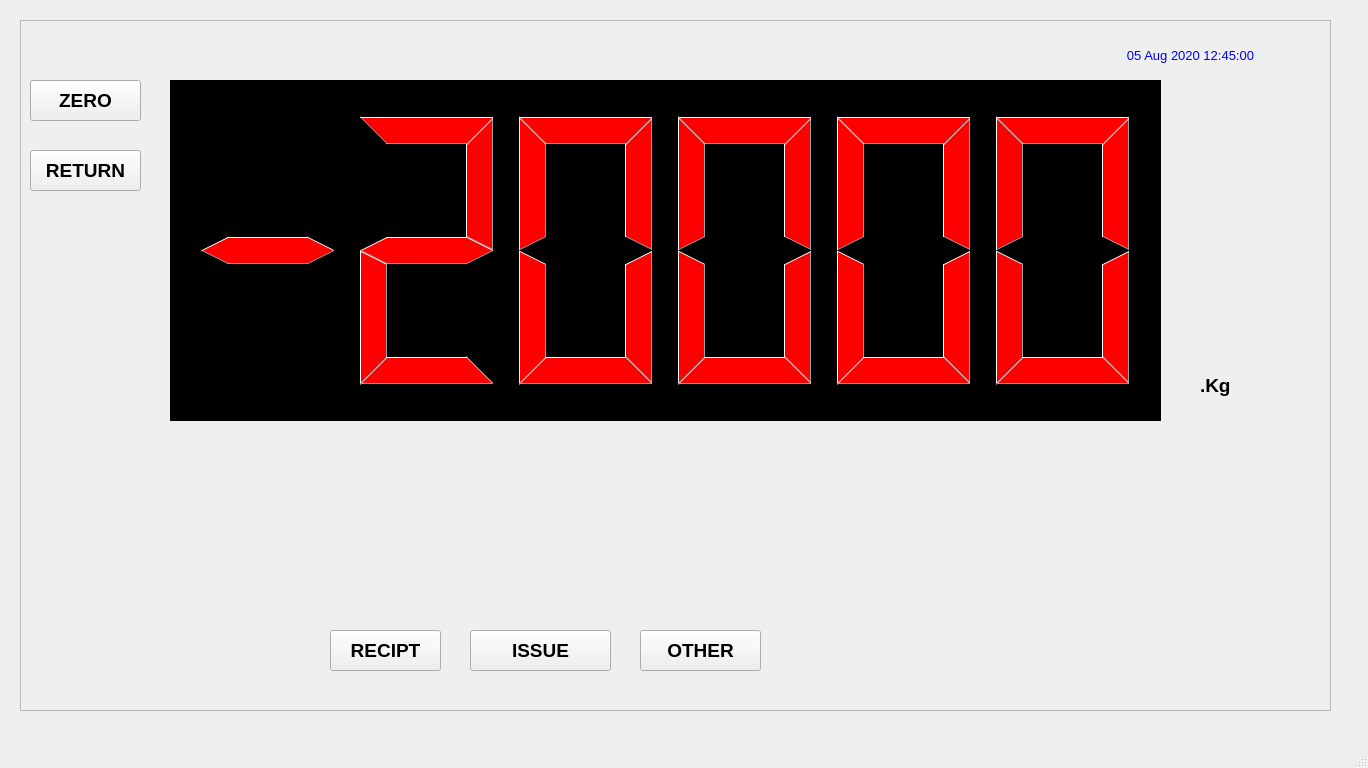
The window that FCI/ui/fci_04_batch_issues_submenu.ui (sanjaymanegit/testRepo) describes before a commit, drawn with Qt 5.
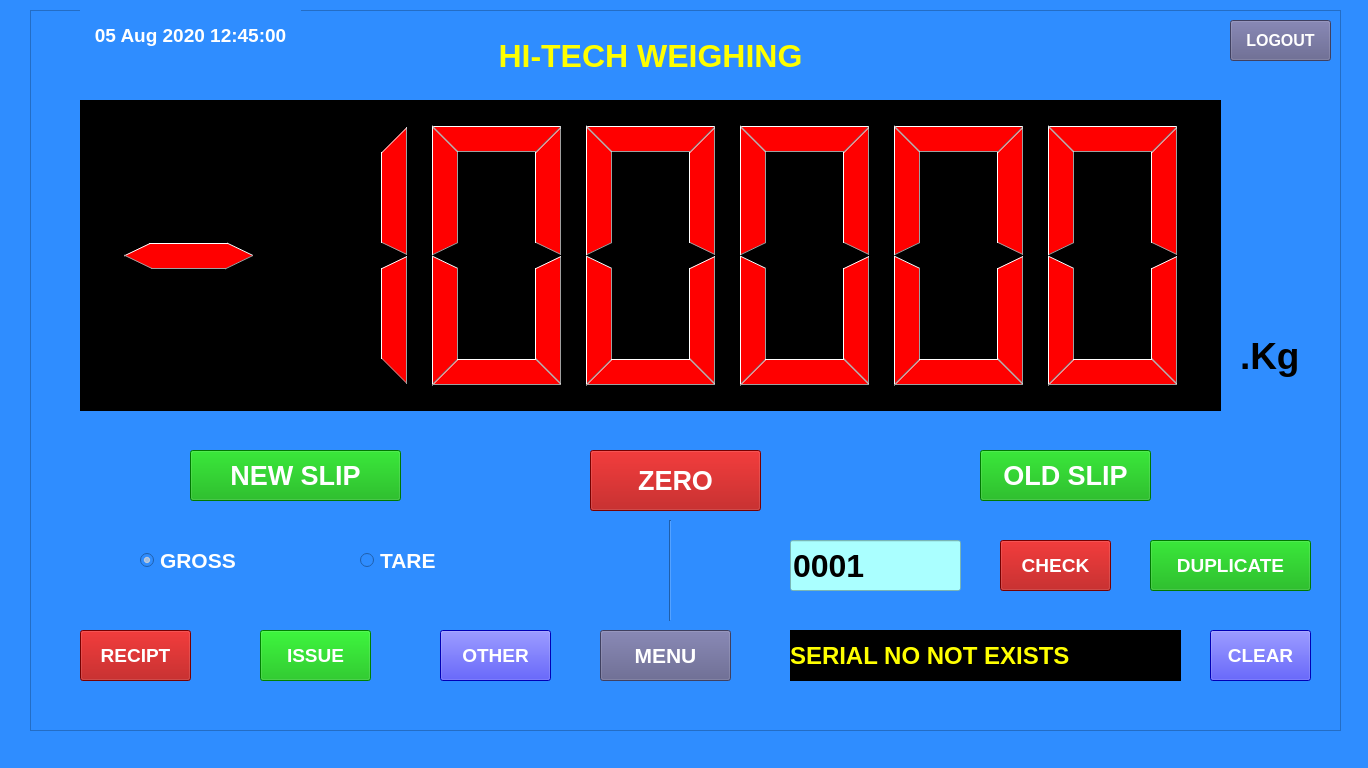
The same window after the commit.

Patch:
```diff
--- a/FCI/ui/fci_04_batch_issues_submenu.ui
+++ b/FCI/ui/fci_04_batch_issues_submenu.ui
@@ -19,16 +19,28 @@
   <property name="windowTitle">
    <string>MainWindow</string>
   </property>
+  <property name="styleSheet">
+   <string notr="true">background-color: rgb(47, 141, 255);</string>
+  </property>
   <widget class="QWidget" name="centralwidget">
    <widget class="QFrame" name="frame">
     <property name="geometry">
      <rect>
-      <x>20</x>
-      <y>20</y>
+      <x>30</x>
+      <y>10</y>
       <width>1311</width>
-      <height>691</height>
+      <height>721</height>
      </rect>
     </property>
+    <property name="font">
+     <font>
+      <family>MS Sans Serif</family>
+     </font>
+    </property>
+    <property name="styleSheet">
+     <string notr="true">color: rgb(255, 255, 255);
+</string>
+    </property>
     <property name="frameShape">
      <enum>QFrame::StyledPanel</enum>
     </property>
@@ -38,19 +50,25 @@
     <widget class="QPushButton" name="pushButton">
      <property name="geometry">
       <rect>
-       <x>10</x>
-       <y>60</y>
-       <width>111</width>
-       <height>41</height>
+       <x>560</x>
+       <y>440</y>
+       <width>171</width>
+       <height>61</height>
       </rect>
      </property>
      <property name="font">
       <font>
-       <pointsize>14</pointsize>
+       <family>Arial</family>
+       <pointsize>20</pointsize>
        <weight>75</weight>
        <bold>true</bold>
       </font>
      </property>
+     <property name="styleSheet">
+      <string notr="true">color: rgb(255, 255, 255);
+background-color: rgb(170, 0, 0);
+</string>
+     </property>
      <property name="text">
       <string>ZERO</string>
      </property>
@@ -58,23 +76,22 @@
     <widget class="QLabel" name="label_20">
      <property name="geometry">
       <rect>
-       <x>1070</x>
-       <y>20</y>
-       <width>201</width>
-       <height>31</height>
+       <x>50</x>
+       <y>0</y>
+       <width>221</width>
+       <height>51</height>
       </rect>
      </property>
      <property name="font">
       <font>
        <family>MS Sans Serif</family>
-       <pointsize>10</pointsize>
-       <weight>50</weight>
-       <bold>false</bold>
-       <underline>false</underline>
+       <pointsize>14</pointsize>
+       <weight>75</weight>
+       <bold>true</bold>
       </font>
      </property>
      <property name="styleSheet">
-      <string notr="true">color: rgb(0, 0, 255);</string>
+      <string notr="true">color: rgb(255, 255, 255);</string>
      </property>
      <property name="text">
       <string>05 Aug 2020 12:45:00</string>
@@ -86,10 +103,10 @@
     <widget class="QPushButton" name="pushButton_3">
      <property name="geometry">
       <rect>
-       <x>310</x>
-       <y>610</y>
+       <x>50</x>
+       <y>620</y>
        <width>111</width>
-       <height>41</height>
+       <height>51</height>
       </rect>
      </property>
      <property name="font">
@@ -99,6 +116,10 @@
        <bold>true</bold>
       </font>
      </property>
+     <property name="styleSheet">
+      <string notr="true">color: rgb(255, 255, 255);
+background-color: rgb(170, 0, 0);</string>
+     </property>
      <property name="text">
       <string>RECIPT</string>
      </property>
@@ -106,10 +127,10 @@
     <widget class="QPushButton" name="pushButton_4">
      <property name="geometry">
       <rect>
-       <x>450</x>
-       <y>610</y>
-       <width>141</width>
-       <height>41</height>
+       <x>230</x>
+       <y>620</y>
+       <width>111</width>
+       <height>51</height>
       </rect>
      </property>
      <property name="font">
@@ -119,6 +140,10 @@
        <bold>true</bold>
       </font>
      </property>
+     <property name="styleSheet">
+      <string notr="true">color: rgb(255, 255, 255);
+background-color: rgb(0, 180, 0);</string>
+     </property>
      <property name="text">
       <string>ISSUE</string>
      </property>
@@ -126,10 +151,10 @@
     <widget class="QPushButton" name="pushButton_5">
      <property name="geometry">
       <rect>
-       <x>620</x>
-       <y>610</y>
-       <width>121</width>
-       <height>41</height>
+       <x>410</x>
+       <y>620</y>
+       <width>111</width>
+       <height>51</height>
       </rect>
      </property>
      <property name="font">
@@ -139,6 +164,10 @@
        <bold>true</bold>
       </font>
      </property>
+     <property name="styleSheet">
+      <string notr="true">color: rgb(255, 255, 255);
+background-color: rgb(0, 0, 255);</string>
+     </property>
      <property name="text">
       <string>OTHER</string>
      </property>
@@ -146,10 +175,10 @@
     <widget class="QLCDNumber" name="lcdNumber">
      <property name="geometry">
       <rect>
-       <x>150</x>
-       <y>60</y>
-       <width>991</width>
-       <height>341</height>
+       <x>50</x>
+       <y>90</y>
+       <width>1141</width>
+       <height>311</height>
       </rect>
      </property>
      <property name="layoutDirection">
@@ -161,35 +190,35 @@
 color: rgb(255, 0, 0);</string>
      </property>
      <property name="digitCount">
-      <number>6</number>
+      <number>7</number>
      </property>
      <property name="value" stdset="0">
-      <double>-20000.000000000000000</double>
+      <double>-200000.000000000000000</double>
      </property>
      <property name="intValue" stdset="0">
-      <number>-20000</number>
+      <number>-200000</number>
      </property>
     </widget>
     <widget class="QLabel" name="label_53">
      <property name="geometry">
       <rect>
-       <x>1180</x>
-       <y>350</y>
-       <width>51</width>
-       <height>31</height>
+       <x>1210</x>
+       <y>300</y>
+       <width>81</width>
+       <height>91</height>
       </rect>
      </property>
      <property name="font">
       <font>
        <family>MS Shell Dlg 2</family>
-       <pointsize>14</pointsize>
+       <pointsize>28</pointsize>
        <weight>75</weight>
        <bold>true</bold>
        <underline>false</underline>
       </font>
      </property>
      <property name="styleSheet">
-      <string notr="true"/>
+      <string notr="true">color: rgb(0, 0, 0);</string>
      </property>
      <property name="text">
       <string>.Kg</string>
@@ -201,21 +230,319 @@
     <widget class="QPushButton" name="pushButton_2">
      <property name="geometry">
       <rect>
-       <x>10</x>
-       <y>130</y>
+       <x>570</x>
+       <y>620</y>
+       <width>131</width>
+       <height>51</height>
+      </rect>
+     </property>
+     <property name="font">
+      <font>
+       <family>Arial</family>
+       <pointsize>16</pointsize>
+       <weight>75</weight>
+       <bold>true</bold>
+      </font>
+     </property>
+     <property name="styleSheet">
+      <string notr="true">background-color: rgb(90, 90, 134);
+color: rgb(255, 255, 255);</string>
+     </property>
+     <property name="text">
+      <string>MENU</string>
+     </property>
+    </widget>
+    <widget class="QLabel" name="label">
+     <property name="geometry">
+      <rect>
+       <x>410</x>
+       <y>20</y>
+       <width>421</width>
+       <height>51</height>
+      </rect>
+     </property>
+     <property name="font">
+      <font>
+       <pointsize>24</pointsize>
+       <weight>75</weight>
+       <bold>true</bold>
+      </font>
+     </property>
+     <property name="styleSheet">
+      <string notr="true">color: rgb(255, 255, 0);</string>
+     </property>
+     <property name="text">
+      <string>HI-TECH WEIGHING</string>
+     </property>
+     <property name="alignment">
+      <set>Qt::AlignCenter</set>
+     </property>
+    </widget>
+    <widget class="Line" name="line">
+     <property name="geometry">
+      <rect>
+       <x>630</x>
+       <y>510</y>
+       <width>20</width>
+       <height>101</height>
+      </rect>
+     </property>
+     <property name="styleSheet">
+      <string notr="true">color: rgb(255, 255, 255);
+border-color: rgb(255, 255, 255);</string>
+     </property>
+     <property name="orientation">
+      <enum>Qt::Vertical</enum>
+     </property>
+    </widget>
+    <widget class="QRadioButton" name="radioButton_3">
+     <property name="geometry">
+      <rect>
+       <x>110</x>
+       <y>520</y>
+       <width>121</width>
+       <height>61</height>
+      </rect>
+     </property>
+     <property name="font">
+      <font>
+       <family>Arial</family>
+       <pointsize>16</pointsize>
+       <weight>75</weight>
+       <bold>true</bold>
+      </font>
+     </property>
+     <property name="styleSheet">
+      <string notr="true">color: rgb(255, 255, 255);</string>
+     </property>
+     <property name="text">
+      <string>GROSS</string>
+     </property>
+     <property name="checked">
+      <bool>true</bool>
+     </property>
+    </widget>
+    <widget class="QRadioButton" name="radioButton_4">
+     <property name="geometry">
+      <rect>
+       <x>330</x>
+       <y>520</y>
        <width>111</width>
+       <height>61</height>
+      </rect>
+     </property>
+     <property name="font">
+      <font>
+       <family>Arial</family>
+       <pointsize>16</pointsize>
+       <weight>75</weight>
+       <bold>true</bold>
+      </font>
+     </property>
+     <property name="styleSheet">
+      <string notr="true">color: rgb(255, 255, 255);</string>
+     </property>
+     <property name="text">
+      <string>TARE</string>
+     </property>
+    </widget>
+    <widget class="QLineEdit" name="lineEdit">
+     <property name="geometry">
+      <rect>
+       <x>760</x>
+       <y>530</y>
+       <width>171</width>
+       <height>51</height>
+      </rect>
+     </property>
+     <property name="font">
+      <font>
+       <family>Arial</family>
+       <pointsize>24</pointsize>
+       <weight>75</weight>
+       <bold>true</bold>
+      </font>
+     </property>
+     <property name="styleSheet">
+      <string notr="true">background-color: rgb(170, 255, 255);
+color: rgb(0, 0, 0);</string>
+     </property>
+     <property name="text">
+      <string>0001</string>
+     </property>
+    </widget>
+    <widget class="QPushButton" name="pushButton_9">
+     <property name="geometry">
+      <rect>
+       <x>160</x>
+       <y>440</y>
+       <width>211</width>
+       <height>51</height>
+      </rect>
+     </property>
+     <property name="font">
+      <font>
+       <family>Arial</family>
+       <pointsize>20</pointsize>
+       <weight>75</weight>
+       <bold>true</bold>
+      </font>
+     </property>
+     <property name="styleSheet">
+      <string notr="true">background-color: rgb(0, 170, 0);</string>
+     </property>
+     <property name="text">
+      <string>NEW SLIP</string>
+     </property>
+    </widget>
+    <widget class="QPushButton" name="pushButton_10">
+     <property name="geometry">
+      <rect>
+       <x>950</x>
+       <y>440</y>
+       <width>171</width>
+       <height>51</height>
+      </rect>
+     </property>
+     <property name="font">
+      <font>
+       <family>Arial</family>
+       <pointsize>20</pointsize>
+       <weight>75</weight>
+       <bold>true</bold>
+      </font>
+     </property>
+     <property name="styleSheet">
+      <string notr="true">background-color: rgb(0, 170, 0);</string>
+     </property>
+     <property name="text">
+      <string>OLD SLIP</string>
+     </property>
+    </widget>
+    <widget class="QPushButton" name="pushButton_6">
+     <property name="geometry">
+      <rect>
+       <x>970</x>
+       <y>530</y>
+       <width>111</width>
+       <height>51</height>
+      </rect>
+     </property>
+     <property name="font">
+      <font>
+       <pointsize>14</pointsize>
+       <weight>75</weight>
+       <bold>true</bold>
+      </font>
+     </property>
+     <property name="styleSheet">
+      <string notr="true">color: rgb(255, 255, 255);
+background-color: rgb(170, 0, 0);</string>
+     </property>
+     <property name="text">
+      <string>CHECK</string>
+     </property>
+    </widget>
+    <widget class="QPushButton" name="pushButton_7">
+     <property name="geometry">
+      <rect>
+       <x>1180</x>
+       <y>620</y>
+       <width>101</width>
+       <height>51</height>
+      </rect>
+     </property>
+     <property name="font">
+      <font>
+       <pointsize>14</pointsize>
+       <weight>75</weight>
+       <bold>true</bold>
+      </font>
+     </property>
+     <property name="styleSheet">
+      <string notr="true">color: rgb(255, 255, 255);
+
+background-color: rgb(0, 0, 255);</string>
+     </property>
+     <property name="text">
+      <string>CLEAR</string>
+     </property>
+    </widget>
+    <widget class="QPushButton" name="pushButton_11">
+     <property name="geometry">
+      <rect>
+       <x>1120</x>
+       <y>530</y>
+       <width>161</width>
+       <height>51</height>
+      </rect>
+     </property>
+     <property name="font">
+      <font>
+       <family>Arial</family>
+       <pointsize>14</pointsize>
+       <weight>75</weight>
+       <bold>true</bold>
+      </font>
+     </property>
+     <property name="styleSheet">
+      <string notr="true">background-color: rgb(0, 170, 0);</string>
+     </property>
+     <property name="text">
+      <string>DUPLICATE</string>
+     </property>
+    </widget>
+    <widget class="QLabel" name="label_2">
+     <property name="geometry">
+      <rect>
+       <x>760</x>
+       <y>620</y>
+       <width>391</width>
+       <height>51</height>
+      </rect>
+     </property>
+     <property name="font">
+      <font>
+       <family>Arial</family>
+       <pointsize>18</pointsize>
+       <weight>75</weight>
+       <bold>true</bold>
+      </font>
+     </property>
+     <property name="styleSheet">
+      <string notr="true">color: rgb(255, 255, 0);
+background-color: rgb(0, 0, 0);</string>
+     </property>
+     <property name="text">
+      <string>SERIAL NO NOT EXISTS</string>
+     </property>
+     <property name="alignment">
+      <set>Qt::AlignLeading|Qt::AlignLeft|Qt::AlignVCenter</set>
+     </property>
+    </widget>
+    <widget class="QPushButton" name="pushButton_8">
+     <property name="geometry">
+      <rect>
+       <x>1200</x>
+       <y>10</y>
+       <width>101</width>
        <height>41</height>
       </rect>
      </property>
      <property name="font">
       <font>
-       <pointsize>14</pointsize>
+       <family>Arial</family>
+       <pointsize>12</pointsize>
        <weight>75</weight>
        <bold>true</bold>
       </font>
      </property>
+     <property name="styleSheet">
+      <string notr="true">background-color: rgb(90, 90, 134);
+color: rgb(255, 255, 255);</string>
+     </property>
      <property name="text">
-      <string>RETURN</string>
+      <string>LOGOUT</string>
      </property>
     </widget>
    </widget>
```
